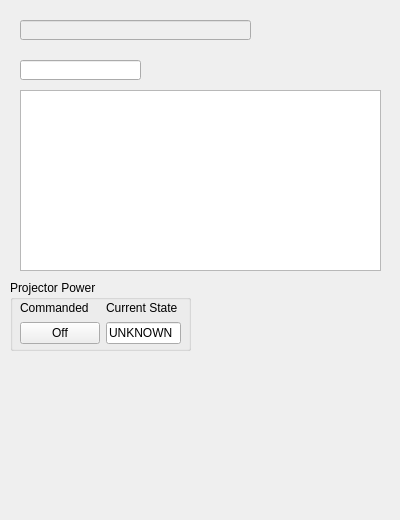
Old version of the form B9Creator/b9terminal.ui in the repository B9Creations/B9Creator.
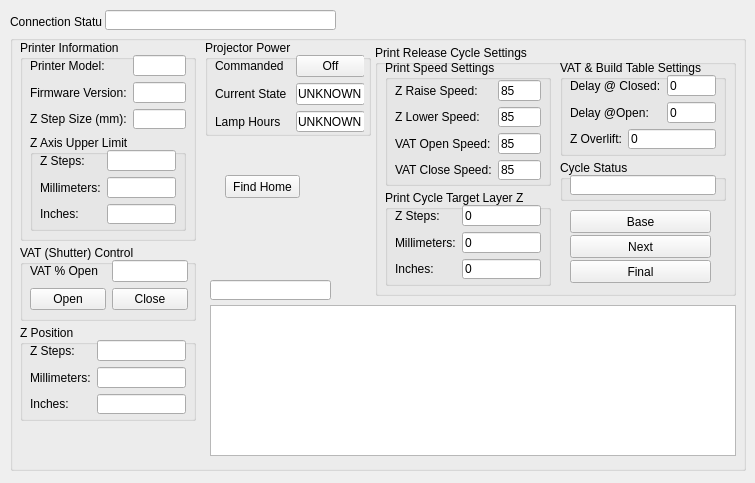
New version of the form.

What changed in the file:
```diff
--- a/B9Creator/b9terminal.ui
+++ b/B9Creator/b9terminal.ui
@@ -6,115 +6,748 @@
    <rect>
     <x>0</x>
     <y>0</y>
-    <width>400</width>
-    <height>520</height>
+    <width>755</width>
+    <height>483</height>
    </rect>
   </property>
   <property name="windowTitle">
    <string>B9Creator Terminal Utility</string>
   </property>
-  <widget class="QLineEdit" name="lineEditCommand">
-   <property name="geometry">
-    <rect>
-     <x>20</x>
-     <y>60</y>
-     <width>121</width>
-     <height>20</height>
-    </rect>
-   </property>
-  </widget>
   <widget class="QLineEdit" name="commStatus">
    <property name="enabled">
-    <bool>false</bool>
+    <bool>true</bool>
    </property>
    <property name="geometry">
     <rect>
-     <x>20</x>
-     <y>20</y>
+     <x>105</x>
+     <y>10</y>
      <width>231</width>
      <height>20</height>
     </rect>
    </property>
-  </widget>
-  <widget class="QTextEdit" name="textEditCommOut">
-   <property name="enabled">
+   <property name="readOnly">
     <bool>true</bool>
    </property>
+  </widget>
+  <widget class="QLabel" name="label_10">
    <property name="geometry">
     <rect>
-     <x>20</x>
-     <y>90</y>
-     <width>361</width>
-     <height>181</height>
+     <x>10</x>
+     <y>15</y>
+     <width>92</width>
+     <height>13</height>
     </rect>
    </property>
+   <property name="text">
+    <string>Connection Status:</string>
+   </property>
   </widget>
-  <widget class="QGroupBox" name="groupBox">
+  <widget class="QGroupBox" name="groupBoxMain">
    <property name="geometry">
     <rect>
      <x>10</x>
-     <y>280</y>
-     <width>181</width>
-     <height>71</height>
+     <y>35</y>
+     <width>736</width>
+     <height>436</height>
     </rect>
    </property>
    <property name="title">
-    <string>Projector Power</string>
+    <string/>
    </property>
-   <widget class="QWidget" name="">
+   <widget class="QLineEdit" name="lineEditCommand">
     <property name="geometry">
      <rect>
+      <x>200</x>
+      <y>245</y>
+      <width>121</width>
+      <height>20</height>
+     </rect>
+    </property>
+   </widget>
+   <widget class="QGroupBox" name="groupBoxVAT">
+    <property name="geometry">
+     <rect>
       <x>10</x>
-      <y>20</y>
-      <width>161</width>
-      <height>44</height>
+      <y>210</y>
+      <width>176</width>
+      <height>76</height>
      </rect>
     </property>
-    <layout class="QGridLayout" name="gridLayout">
-     <item row="0" column="0">
-      <widget class="QLabel" name="label_2">
-       <property name="text">
-        <string>Commanded</string>
-       </property>
-      </widget>
-     </item>
-     <item row="0" column="1">
-      <widget class="QLabel" name="label_3">
-       <property name="text">
-        <string>Current State</string>
-       </property>
-      </widget>
-     </item>
-     <item row="1" column="0">
-      <widget class="QPushButton" name="pushButtonProjPower">
-       <property name="toolTip">
-        <string>Toggle desired projector state on/off</string>
-       </property>
-       <property name="text">
-        <string>Off</string>
-       </property>
-       <property name="checkable">
-        <bool>true</bool>
-       </property>
-       <property name="checked">
-        <bool>false</bool>
-       </property>
-       <property name="flat">
-        <bool>false</bool>
-       </property>
-      </widget>
-     </item>
-     <item row="1" column="1">
-      <widget class="QLineEdit" name="lineEditProjState">
-       <property name="text">
-        <string>UNKNOWN</string>
-       </property>
-       <property name="readOnly">
-        <bool>true</bool>
-       </property>
-      </widget>
-     </item>
-    </layout>
+    <property name="title">
+     <string>VAT (Shutter) Control</string>
+    </property>
+    <widget class="QWidget" name="layoutWidget">
+     <property name="geometry">
+      <rect>
+       <x>10</x>
+       <y>15</y>
+       <width>158</width>
+       <height>51</height>
+      </rect>
+     </property>
+     <layout class="QGridLayout" name="gridLayout_2">
+      <item row="0" column="0">
+       <widget class="QLabel" name="label_7">
+        <property name="text">
+         <string>VAT % Open</string>
+        </property>
+       </widget>
+      </item>
+      <item row="0" column="1">
+       <widget class="QLineEdit" name="lineEditVatPercentOpen">
+        <property name="readOnly">
+         <bool>true</bool>
+        </property>
+       </widget>
+      </item>
+      <item row="1" column="0">
+       <widget class="QPushButton" name="pushButtonVOpen">
+        <property name="text">
+         <string>Open</string>
+        </property>
+       </widget>
+      </item>
+      <item row="1" column="1">
+       <widget class="QPushButton" name="pushButtonVClose">
+        <property name="text">
+         <string>Close</string>
+        </property>
+       </widget>
+      </item>
+     </layout>
+    </widget>
+   </widget>
+   <widget class="QPushButton" name="pushButtonCmdReset">
+    <property name="geometry">
+     <rect>
+      <x>215</x>
+      <y>140</y>
+      <width>75</width>
+      <height>23</height>
+     </rect>
+    </property>
+    <property name="text">
+     <string>Find Home</string>
+    </property>
+   </widget>
+   <widget class="QTextEdit" name="textEditCommOut">
+    <property name="enabled">
+     <bool>true</bool>
+    </property>
+    <property name="geometry">
+     <rect>
+      <x>200</x>
+      <y>270</y>
+      <width>526</width>
+      <height>151</height>
+     </rect>
+    </property>
+    <property name="readOnly">
+     <bool>true</bool>
+    </property>
+   </widget>
+   <widget class="QGroupBox" name="groupBoxProjector">
+    <property name="geometry">
+     <rect>
+      <x>195</x>
+      <y>5</y>
+      <width>166</width>
+      <height>96</height>
+     </rect>
+    </property>
+    <property name="title">
+     <string>Projector Power</string>
+    </property>
+    <widget class="QWidget" name="layoutWidget">
+     <property name="geometry">
+      <rect>
+       <x>10</x>
+       <y>15</y>
+       <width>149</width>
+       <height>77</height>
+      </rect>
+     </property>
+     <layout class="QGridLayout" name="gridLayout">
+      <item row="0" column="0">
+       <widget class="QLabel" name="label_2">
+        <property name="text">
+         <string>Commanded</string>
+        </property>
+       </widget>
+      </item>
+      <item row="0" column="2">
+       <widget class="QPushButton" name="pushButtonProjPower">
+        <property name="toolTip">
+         <string>Toggle desired projector state on/off</string>
+        </property>
+        <property name="text">
+         <string>Off</string>
+        </property>
+        <property name="checkable">
+         <bool>true</bool>
+        </property>
+        <property name="checked">
+         <bool>false</bool>
+        </property>
+        <property name="flat">
+         <bool>false</bool>
+        </property>
+       </widget>
+      </item>
+      <item row="1" column="0" colspan="2">
+       <widget class="QLabel" name="label_3">
+        <property name="text">
+         <string>Current State</string>
+        </property>
+       </widget>
+      </item>
+      <item row="1" column="2">
+       <widget class="QLineEdit" name="lineEditProjState">
+        <property name="text">
+         <string>UNKNOWN</string>
+        </property>
+        <property name="readOnly">
+         <bool>true</bool>
+        </property>
+       </widget>
+      </item>
+      <item row="2" column="0" colspan="2">
+       <widget class="QLabel" name="label">
+        <property name="text">
+         <string>Lamp Hours</string>
+        </property>
+       </widget>
+      </item>
+      <item row="2" column="2">
+       <widget class="QLineEdit" name="lineEditLampHrs">
+        <property name="text">
+         <string>UNKNOWN</string>
+        </property>
+        <property name="readOnly">
+         <bool>true</bool>
+        </property>
+       </widget>
+      </item>
+     </layout>
+    </widget>
+   </widget>
+   <widget class="QGroupBox" name="groupBoxPrinterInfo">
+    <property name="geometry">
+     <rect>
+      <x>10</x>
+      <y>5</y>
+      <width>176</width>
+      <height>201</height>
+     </rect>
+    </property>
+    <property name="title">
+     <string>Printer Information</string>
+    </property>
+    <widget class="QWidget" name="layoutWidget">
+     <property name="geometry">
+      <rect>
+       <x>10</x>
+       <y>15</y>
+       <width>156</width>
+       <height>74</height>
+      </rect>
+     </property>
+     <layout class="QGridLayout" name="gridLayout_3">
+      <item row="0" column="0" colspan="2">
+       <widget class="QLabel" name="label_8">
+        <property name="text">
+         <string>Printer Model:</string>
+        </property>
+       </widget>
+      </item>
+      <item row="0" column="2" colspan="2">
+       <widget class="QLineEdit" name="lineEditModelInfo">
+        <property name="enabled">
+         <bool>true</bool>
+        </property>
+        <property name="readOnly">
+         <bool>true</bool>
+        </property>
+       </widget>
+      </item>
+      <item row="1" column="0" colspan="2">
+       <widget class="QLabel" name="label_9">
+        <property name="text">
+         <string>Firmware Version:</string>
+        </property>
+       </widget>
+      </item>
+      <item row="1" column="2" colspan="2">
+       <widget class="QLineEdit" name="lineEditFirmVersion">
+        <property name="enabled">
+         <bool>true</bool>
+        </property>
+        <property name="readOnly">
+         <bool>true</bool>
+        </property>
+       </widget>
+      </item>
+      <item row="2" column="0" colspan="2">
+       <widget class="QLabel" name="label_5">
+        <property name="text">
+         <string>Z Step Size (mm):</string>
+        </property>
+       </widget>
+      </item>
+      <item row="2" column="2" colspan="2">
+       <widget class="QLineEdit" name="lineEditPUinMicrons">
+        <property name="readOnly">
+         <bool>true</bool>
+        </property>
+       </widget>
+      </item>
+     </layout>
+    </widget>
+    <widget class="QGroupBox" name="groupBoxZLimits">
+     <property name="geometry">
+      <rect>
+       <x>10</x>
+       <y>95</y>
+       <width>156</width>
+       <height>96</height>
+      </rect>
+     </property>
+     <property name="title">
+      <string>Z Axis Upper Limit</string>
+     </property>
+     <widget class="QWidget" name="layoutWidget">
+      <property name="geometry">
+       <rect>
+        <x>10</x>
+        <y>15</y>
+        <width>136</width>
+        <height>74</height>
+       </rect>
+      </property>
+      <layout class="QGridLayout" name="gridLayout_4">
+       <item row="0" column="0">
+        <widget class="QLabel" name="label_6">
+         <property name="text">
+          <string>Z Steps:</string>
+         </property>
+        </widget>
+       </item>
+       <item row="0" column="1">
+        <widget class="QLineEdit" name="lineEditUpperZLimPU">
+         <property name="text">
+          <string/>
+         </property>
+         <property name="readOnly">
+          <bool>true</bool>
+         </property>
+        </widget>
+       </item>
+       <item row="1" column="0">
+        <widget class="QLabel" name="label_11">
+         <property name="text">
+          <string>Millimeters:</string>
+         </property>
+        </widget>
+       </item>
+       <item row="1" column="1">
+        <widget class="QLineEdit" name="lineEditUpperZLimMM">
+         <property name="text">
+          <string/>
+         </property>
+         <property name="readOnly">
+          <bool>true</bool>
+         </property>
+        </widget>
+       </item>
+       <item row="2" column="0">
+        <widget class="QLabel" name="label_12">
+         <property name="text">
+          <string>Inches:</string>
+         </property>
+        </widget>
+       </item>
+       <item row="2" column="1">
+        <widget class="QLineEdit" name="lineEditUpperZLimInches">
+         <property name="text">
+          <string/>
+         </property>
+         <property name="readOnly">
+          <bool>true</bool>
+         </property>
+        </widget>
+       </item>
+      </layout>
+     </widget>
+    </widget>
+   </widget>
+   <widget class="QGroupBox" name="groupBoxZPosition">
+    <property name="geometry">
+     <rect>
+      <x>10</x>
+      <y>290</y>
+      <width>176</width>
+      <height>96</height>
+     </rect>
+    </property>
+    <property name="title">
+     <string>Z Position</string>
+    </property>
+    <widget class="QWidget" name="layoutWidget_2">
+     <property name="geometry">
+      <rect>
+       <x>10</x>
+       <y>15</y>
+       <width>156</width>
+       <height>74</height>
+      </rect>
+     </property>
+     <layout class="QGridLayout" name="gridLayout_5">
+      <item row="0" column="0">
+       <widget class="QLabel" name="label_13">
+        <property name="text">
+         <string>Z Steps:</string>
+        </property>
+       </widget>
+      </item>
+      <item row="1" column="0">
+       <widget class="QLabel" name="label_14">
+        <property name="text">
+         <string>Millimeters:</string>
+        </property>
+       </widget>
+      </item>
+      <item row="2" column="0">
+       <widget class="QLabel" name="label_15">
+        <property name="text">
+         <string>Inches:</string>
+        </property>
+       </widget>
+      </item>
+      <item row="0" column="1">
+       <widget class="QLineEdit" name="lineEditCurZPosInPU">
+        <property name="readOnly">
+         <bool>false</bool>
+        </property>
+       </widget>
+      </item>
+      <item row="1" column="1">
+       <widget class="QLineEdit" name="lineEditCurZPosInMM">
+        <property name="readOnly">
+         <bool>false</bool>
+        </property>
+       </widget>
+      </item>
+      <item row="2" column="1">
+       <widget class="QLineEdit" name="lineEditCurZPosInInches">
+        <property name="readOnly">
+         <bool>false</bool>
+        </property>
+       </widget>
+      </item>
+     </layout>
+    </widget>
+   </widget>
+   <widget class="QGroupBox" name="groupBox_4">
+    <property name="geometry">
+     <rect>
+      <x>365</x>
+      <y>10</y>
+      <width>361</width>
+      <height>251</height>
+     </rect>
+    </property>
+    <property name="title">
+     <string>Print Release Cycle Settings</string>
+    </property>
+    <widget class="QGroupBox" name="groupBox_2">
+     <property name="geometry">
+      <rect>
+       <x>185</x>
+       <y>15</y>
+       <width>166</width>
+       <height>96</height>
+      </rect>
+     </property>
+     <property name="title">
+      <string>VAT &amp;&amp; Build Table Settings</string>
+     </property>
+     <widget class="QWidget" name="layoutWidget">
+      <property name="geometry">
+       <rect>
+        <x>10</x>
+        <y>15</y>
+        <width>146</width>
+        <height>74</height>
+       </rect>
+      </property>
+      <layout class="QGridLayout" name="gridLayout_7">
+       <item row="0" column="0" colspan="2">
+        <widget class="QLabel" name="label_19">
+         <property name="text">
+          <string>Delay @ Closed:</string>
+         </property>
+        </widget>
+       </item>
+       <item row="0" column="2">
+        <widget class="QLineEdit" name="lineEditDelayClosedPos">
+         <property name="text">
+          <string>0</string>
+         </property>
+        </widget>
+       </item>
+       <item row="1" column="0" colspan="2">
+        <widget class="QLabel" name="label_20">
+         <property name="text">
+          <string>Delay @Open:</string>
+         </property>
+        </widget>
+       </item>
+       <item row="1" column="2">
+        <widget class="QLineEdit" name="lineEditDelayOpenPos">
+         <property name="text">
+          <string>0</string>
+         </property>
+        </widget>
+       </item>
+       <item row="2" column="0">
+        <widget class="QLabel" name="label_21">
+         <property name="text">
+          <string>Z Overlift:</string>
+         </property>
+        </widget>
+       </item>
+       <item row="2" column="1" colspan="2">
+        <widget class="QLineEdit" name="lineEditOverLift">
+         <property name="text">
+          <string>0</string>
+         </property>
+        </widget>
+       </item>
+      </layout>
+     </widget>
+    </widget>
+    <widget class="QPushButton" name="pushButtonPrintNext">
+     <property name="geometry">
+      <rect>
+       <x>195</x>
+       <y>190</y>
+       <width>141</width>
+       <height>23</height>
+      </rect>
+     </property>
+     <property name="text">
+      <string>Next</string>
+     </property>
+    </widget>
+    <widget class="QGroupBox" name="groupBox">
+     <property name="geometry">
+      <rect>
+       <x>10</x>
+       <y>15</y>
+       <width>166</width>
+       <height>126</height>
+      </rect>
+     </property>
+     <property name="title">
+      <string>Print Speed Settings</string>
+     </property>
+     <widget class="QWidget" name="layoutWidget">
+      <property name="geometry">
+       <rect>
+        <x>10</x>
+        <y>20</y>
+        <width>146</width>
+        <height>100</height>
+       </rect>
+      </property>
+      <layout class="QGridLayout" name="gridLayout_6">
+       <item row="0" column="0">
+        <widget class="QLabel" name="label_4">
+         <property name="text">
+          <string>Z Raise Speed:</string>
+         </property>
+        </widget>
+       </item>
+       <item row="0" column="1">
+        <widget class="QLineEdit" name="lineEditZRaiseSpd">
+         <property name="text">
+          <string>85</string>
+         </property>
+        </widget>
+       </item>
+       <item row="1" column="0">
+        <widget class="QLabel" name="label_16">
+         <property name="text">
+          <string>Z Lower Speed:</string>
+         </property>
+        </widget>
+       </item>
+       <item row="1" column="1">
+        <widget class="QLineEdit" name="lineEditZLowerSpd">
+         <property name="text">
+          <string>85</string>
+         </property>
+        </widget>
+       </item>
+       <item row="2" column="0">
+        <widget class="QLabel" name="label_18">
+         <property name="text">
+          <string>VAT Open Speed:</string>
+         </property>
+        </widget>
+       </item>
+       <item row="2" column="1">
+        <widget class="QLineEdit" name="lineEditVatOpenSpeed">
+         <property name="text">
+          <string>85</string>
+         </property>
+        </widget>
+       </item>
+       <item row="3" column="0">
+        <widget class="QLabel" name="label_17">
+         <property name="text">
+          <string>VAT Close Speed:</string>
+         </property>
+        </widget>
+       </item>
+       <item row="3" column="1">
+        <widget class="QLineEdit" name="lineEditVatCloseSpeed">
+         <property name="text">
+          <string>85</string>
+         </property>
+        </widget>
+       </item>
+      </layout>
+     </widget>
+    </widget>
+    <widget class="QGroupBox" name="groupBoxZPosition_2">
+     <property name="geometry">
+      <rect>
+       <x>10</x>
+       <y>145</y>
+       <width>166</width>
+       <height>96</height>
+      </rect>
+     </property>
+     <property name="title">
+      <string>Print Cycle Target Layer Z</string>
+     </property>
+     <widget class="QWidget" name="layoutWidget_3">
+      <property name="geometry">
+       <rect>
+        <x>10</x>
+        <y>15</y>
+        <width>146</width>
+        <height>74</height>
+       </rect>
+      </property>
+      <layout class="QGridLayout" name="gridLayout_8">
+       <item row="0" column="0">
+        <widget class="QLabel" name="label_22">
+         <property name="text">
+          <string>Z Steps:</string>
+         </property>
+        </widget>
+       </item>
+       <item row="1" column="0">
+        <widget class="QLabel" name="label_23">
+         <property name="text">
+          <string>Millimeters:</string>
+         </property>
+        </widget>
+       </item>
+       <item row="2" column="0">
+        <widget class="QLabel" name="label_24">
+         <property name="text">
+          <string>Inches:</string>
+         </property>
+        </widget>
+       </item>
+       <item row="0" column="1">
+        <widget class="QLineEdit" name="lineEditTgtZPU">
+         <property name="text">
+          <string>0</string>
+         </property>
+         <property name="readOnly">
+          <bool>false</bool>
+         </property>
+        </widget>
+       </item>
+       <item row="1" column="1">
+        <widget class="QLineEdit" name="lineEditTgtZMM">
+         <property name="text">
+          <string>0</string>
+         </property>
+         <property name="readOnly">
+          <bool>false</bool>
+         </property>
+        </widget>
+       </item>
+       <item row="2" column="1">
+        <widget class="QLineEdit" name="lineEditTgtZInches">
+         <property name="text">
+          <string>0</string>
+         </property>
+         <property name="readOnly">
+          <bool>false</bool>
+         </property>
+        </widget>
+       </item>
+      </layout>
+     </widget>
+    </widget>
+    <widget class="QGroupBox" name="groupBox_3">
+     <property name="geometry">
+      <rect>
+       <x>185</x>
+       <y>115</y>
+       <width>166</width>
+       <height>41</height>
+      </rect>
+     </property>
+     <property name="title">
+      <string>Cycle Status</string>
+     </property>
+     <widget class="QLineEdit" name="lineEditCycleStatus">
+      <property name="geometry">
+       <rect>
+        <x>10</x>
+        <y>15</y>
+        <width>146</width>
+        <height>20</height>
+       </rect>
+      </property>
+      <property name="readOnly">
+       <bool>true</bool>
+      </property>
+     </widget>
+    </widget>
+    <widget class="QPushButton" name="pushButtonPrintBase">
+     <property name="geometry">
+      <rect>
+       <x>195</x>
+       <y>165</y>
+       <width>141</width>
+       <height>23</height>
+      </rect>
+     </property>
+     <property name="text">
+      <string>Base</string>
+     </property>
+    </widget>
+    <widget class="QPushButton" name="pushButtonPrintFinal">
+     <property name="geometry">
+      <rect>
+       <x>195</x>
+       <y>215</y>
+       <width>141</width>
+       <height>23</height>
+      </rect>
+     </property>
+     <property name="text">
+      <string>Final</string>
+     </property>
+    </widget>
    </widget>
   </widget>
  </widget>
```
Left out of the diff: 30 changed lines with no effect on the pictures.
